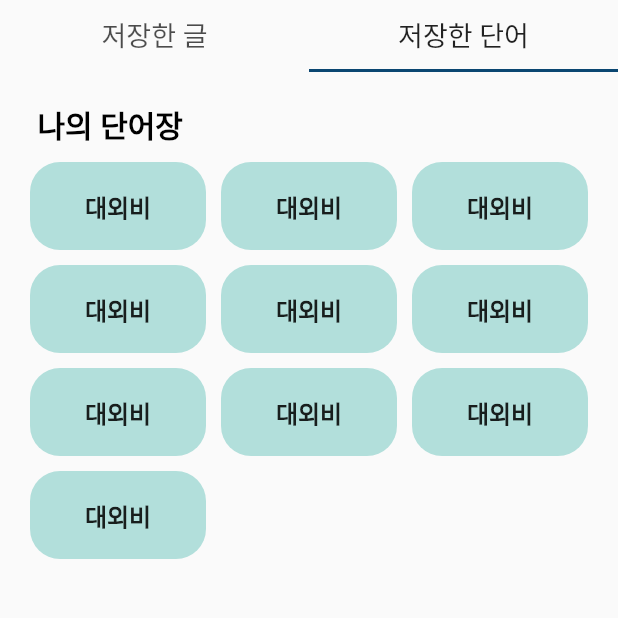
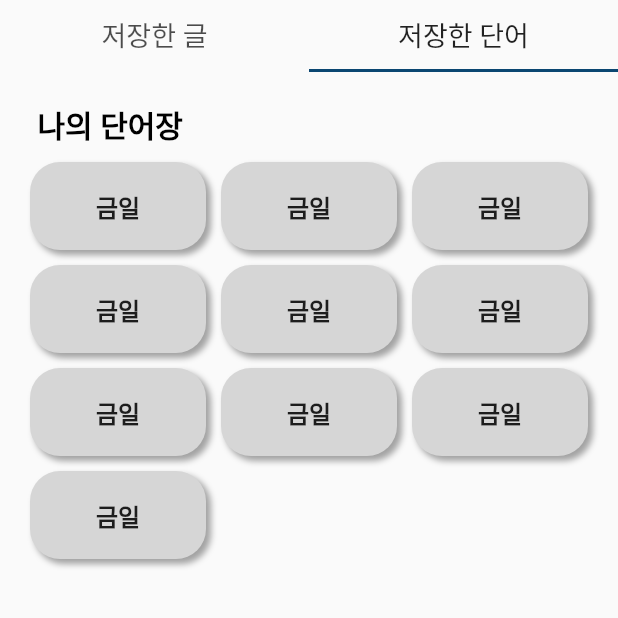
Before and after one commit to readubble/client, a Flutter app: the LikesScreen screen opened directly, tab 2 chosen, on a phone screen of 412 x 824 dp, the top half of it. Run offline on Flutter 3.47's test engine with Material 2 defaults, Android fonts, the phone set to English and light mode, and no system bars; our stand-ins replace image_picker, modal_progress_hud, smooth_page_indicator; missing offline and left inert: circular_usage_indicator, iphone_has_notch.

Commit message:
Rename: 파일명 소문자로 수정

```diff
--- a/lib/Screens/LikesScreen.dart
+++ b/lib/Screens/likes_screen.dart
@@ -266,11 +266,12 @@ List<Widget> getLikedWords() {
   for (int i = 0; i < 10; i++) {
     words.add(Container(
       alignment: Alignment.center,
-      decoration: BoxDecoration(
-          borderRadius: BorderRadius.circular(20), color: Colors.teal.shade100),
+      decoration: BoxDecoration(boxShadow: [
+        BoxShadow(color: myColor.shade800, offset: Offset(3, 3), blurRadius: 3)
+      ], borderRadius: BorderRadius.circular(20), color: Colors.grey[350]),
       padding: const EdgeInsets.all(8),
       child: const Text(
-        '대외비',
+        '금일',
         style: TextStyle(fontSize: 16, fontWeight: FontWeight.w600),
       ),
     ));
--- a/lib/Screens/MainScreen.dart
+++ b/lib/Screens/main_screen.dart
@@ -1,9 +1,10 @@
 import 'package:bwageul/main.dart';
 import 'package:flutter/material.dart';
 import 'package:iphone_has_notch/iphone_has_notch.dart';
-import 'HomeScreen.dart';
-import 'LikesScreen.dart';
-import 'MyPageScreen.dart';
+import 'home_screen.dart';
+import 'likes_screen.dart';
+import 'mypage_screen.dart';
+import 'package:http/http.dart' as http;
 
 class MainScreen extends StatefulWidget {
   const MainScreen({super.key});
@@ -14,7 +15,7 @@ class MainScreen extends StatefulWidget {
 
 class _MainScreenState extends State<MainScreen> {
   int _selectedIndex = 0;
-  final bool _isLoggedIn = true; // 로그인 여부를 저장하는 변수. 일단은 로그인되어있다고 가정!!!!!
+  final bool _isLoggedIn = false; // 로그인 여부를 저장하는 변수. 일단은 로그인되어있다고 가정!!!!!
   bool hasNotch = IphoneHasNotch.hasNotch;
 
   static final List<Widget> _widgetOptions = <Widget>[
--- a/lib/Screens/ReadingArticleScreen.dart
+++ b/lib/Screens/reading_article_screen.dart
@@ -1,7 +1,7 @@
 import 'package:flutter/material.dart';
 
 import '../main.dart';
-import 'BottomSummarySheet.dart';
+import 'bottom_summary_sheet.dart';
 
 class ReadingArticleScreen extends StatefulWidget {
   const ReadingArticleScreen({Key? key}) : super(key: key);
--- a/pubspec.yaml
+++ b/pubspec.yaml
@@ -41,6 +41,7 @@ dependencies:
   iphone_has_notch: ^1.0.0
   simple_circular_progress_bar: ^1.0.2
   circular_usage_indicator: ^0.0.1
+  http: ^0.13.6
 
 dev_dependencies:
   flutter_test:
```
Also changed, not shown: lib/Screens/register_screen.dart (renamed from lib/Screens/RegisterScreen.dart, +19 -20 lines), lib/main.dart (+7 -7 lines), lib/Screens/bottom_summary_sheet.dart (renamed from lib/Screens/BottomSummarySheet.dart), lib/Screens/dictionary.dart (renamed from lib/Screens/Dictionary.dart), lib/Screens/finish_reading.dart (renamed from lib/Screens/FinishReading.dart), lib/Screens/home_screen.dart (renamed from lib/Screens/HomeScreen.dart), lib/Screens/login_screen.dart (renamed from lib/Screens/LoginScreen.dart), lib/Screens/mypage_screen.dart (renamed from lib/Screens/MyPageScreen.dart), lib/Screens/reading_thumbnail_screen.dart (renamed from lib/Screens/ReadingThumbnailScreen.dart), lib/Widgets/locked_article_tile.dart (renamed from lib/Widgets/LockedArticleTile.dart), lib/Widgets/swipe_guide.dart (renamed from lib/Widgets/SwipeGuide.dart), lib/Widgets/unlocked_article_tile.dart (renamed from lib/Widgets/UnlockedArticleTile.dart), pubspec.lock, 1 other file.
